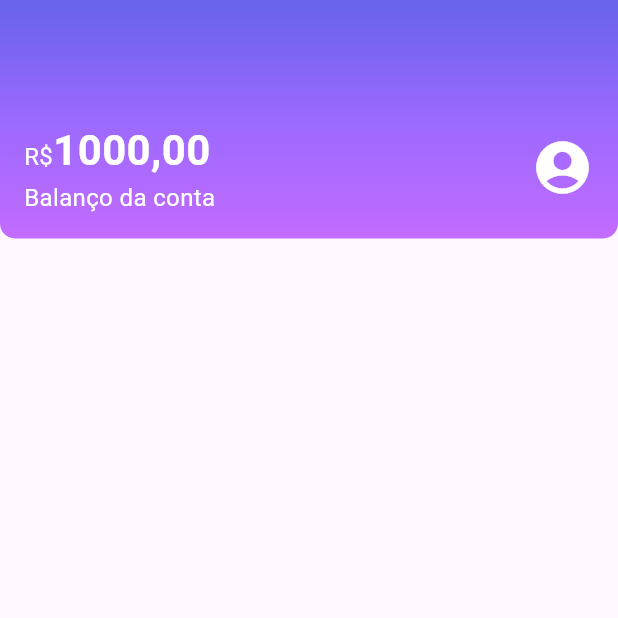
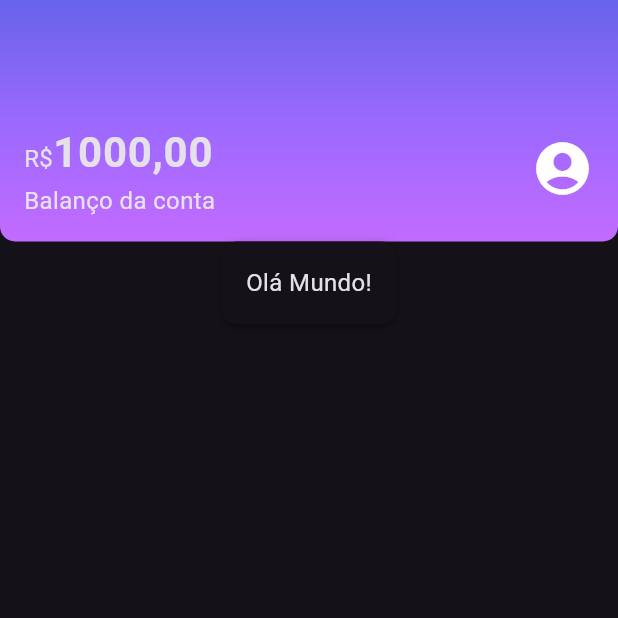
Before and after one commit to SamuelVitorCarvalho/alubank, a Flutter app: the screen it shows after launch, on a phone screen of 412 x 824 dp, the top half of it. Run offline on Flutter 3.47's test engine with Material 3 defaults, Android fonts, the phone set to English and light mode, and no system bars.

Commit message:
Temas feitos

```diff
--- /dev/null
+++ b/lib/components/box_card.dart
@@ -0,0 +1,19 @@
+import 'package:flutter/material.dart';
+
+class BoxCard extends StatelessWidget {
+  final Widget boxContent;
+  const BoxCard({super.key, required this.boxContent});
+
+  @override
+  Widget build(BuildContext context) {
+    return Container(
+      padding: const EdgeInsets.all(16),
+      decoration: BoxDecoration(
+        boxShadow: kElevationToShadow[3],
+        borderRadius: BorderRadius.circular(10),
+        color: Theme.of(context).cardColor
+      ),
+      child: boxContent,
+    );
+  }
+}
--- a/lib/components/sections/header.dart
+++ b/lib/components/sections/header.dart
@@ -1,4 +1,6 @@
 import 'package:flutter/material.dart';
+
+import '../../themes/theme_colors.dart';
 
 class Header extends StatelessWidget {
   const Header({super.key});
@@ -10,15 +12,11 @@ class Header extends StatelessWidget {
         gradient: LinearGradient(
           begin: Alignment.topCenter,
           end: Alignment.bottomCenter,
-          colors: <Color>[
-            Color.fromRGBO(103, 99, 234, 1),
-            Color.fromRGBO(155, 105, 254, 1),
-            Color.fromRGBO(195, 107, 255, 1),
-          ]
+          colors: ThemeColors.headerGradient,
         ),
         borderRadius: BorderRadius.vertical(bottom: Radius.circular(10)),
       ),
-      child: const Padding(
+      child: Padding(
         padding: EdgeInsets.fromLTRB(16, 80, 16, 16),
         child: Row(
             mainAxisAlignment: MainAxisAlignment.spaceBetween,
@@ -29,26 +27,20 @@ class Header extends StatelessWidget {
                   Text.rich(
                     TextSpan(
                       text: 'R\$',
-                      style: TextStyle(fontSize: 16, color: Colors.white),
                       children: <TextSpan>[
                         TextSpan(
                           text: '1000,00',
-                          style: TextStyle(
-                              fontSize: 28, fontWeight: FontWeight.bold),
+                          style: Theme.of(context).textTheme.bodyLarge,
                         ),
                       ],
                     ),
                   ),
-                  Text(
-                    'Balanço da conta',
-                    style: TextStyle(fontSize: 16, color: Colors.white),
-                  ),
+                  Text('Balanço da conta'),
                 ],
               ),
               Icon(
                 Icons.account_circle,
                 size: 42,
-                color: Colors.white,
               )
             ]),
       ),
--- a/lib/main.dart
+++ b/lib/main.dart
@@ -1,4 +1,5 @@
 import 'package:alubank/screens/home.dart';
+import 'package:alubank/themes/my_theme.dart';
 import 'package:flutter/material.dart';
 
 void main() {
@@ -10,8 +11,9 @@ class Alubank extends StatelessWidget {
 
   @override
   Widget build(BuildContext context) {
-    return const MaterialApp(
+    return MaterialApp(
       title: 'Alubank',
+      theme: MyTheme,
       home: Home(),
     );
   }
--- a/lib/screens/home.dart
+++ b/lib/screens/home.dart
@@ -1,3 +1,4 @@
+import 'package:alubank/components/box_card.dart';
 import 'package:alubank/components/sections/header.dart';
 import 'package:flutter/material.dart';
 
@@ -11,6 +12,7 @@ class Home extends StatelessWidget {
         body: Column(
           children: <Widget>[
             Header(),
+            BoxCard(boxContent: Text("Olá Mundo!"))
           ],
         ),
       ),
--- /dev/null
+++ b/lib/themes/my_theme.dart
@@ -0,0 +1,12 @@
+import 'package:alubank/themes/theme_colors.dart';
+import 'package:flutter/material.dart';
+
+ThemeData MyTheme = ThemeData(
+  primarySwatch: ThemeColors.primaryColor,
+  primaryColor: ThemeColors.primaryColor,
+  brightness: Brightness.dark,
+  textTheme: const TextTheme(
+    bodyMedium: TextStyle(fontSize: 16),
+    bodyLarge: TextStyle(fontSize: 28, fontWeight: FontWeight.bold)
+  ),
+);
--- /dev/null
+++ b/lib/themes/theme_colors.dart
@@ -0,0 +1,10 @@
+import 'package:flutter/material.dart';
+
+class ThemeColors {
+  static const MaterialColor primaryColor = Colors.purple;
+  static const List<Color> headerGradient = [
+    Color.fromRGBO(103, 99, 234, 1),
+    Color.fromRGBO(155, 105, 254, 1),
+    Color.fromRGBO(195, 107, 255, 1),
+  ];
+}
```
